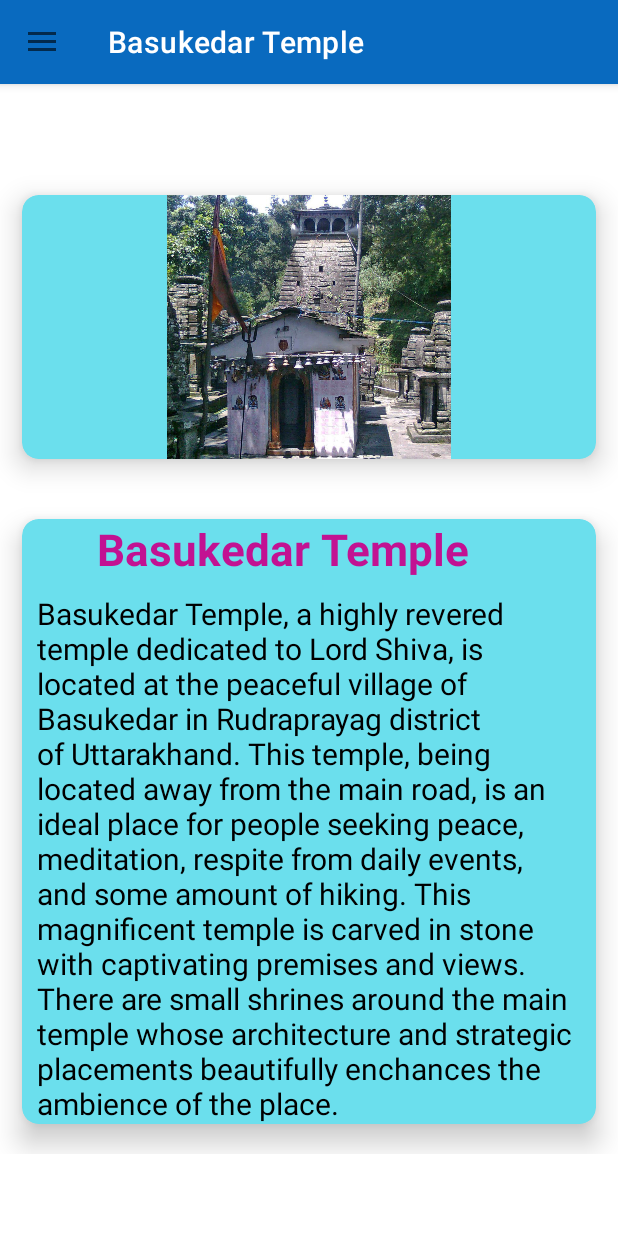
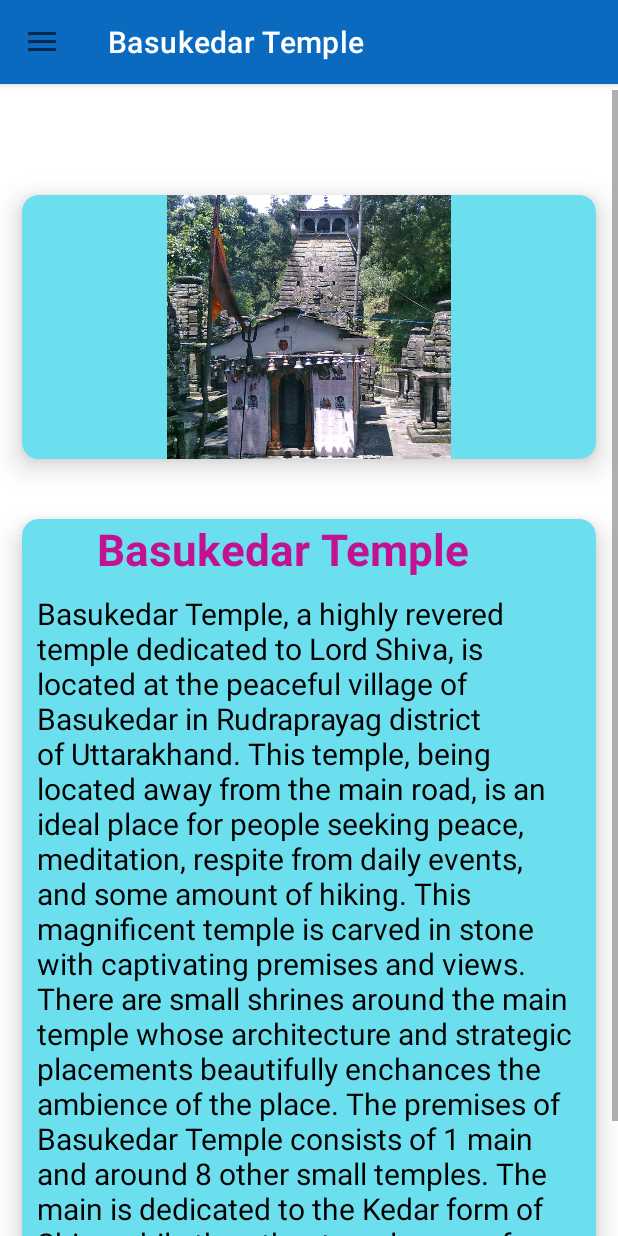
Before and after one commit to RajseePanwar/wayfar, an Android app: the screen it shows after launch (MainActivity), in the side drawer, after a tap on "Basukedar Temple", on a phone screen of 412 x 824 dp. Run offline under Robolectric (Android 15) with nearby library versions, the phone set to English and light mode, and no system bars.

Commit message:
commit at 14:00 on 10th Jan

```diff
--- a/app/src/main/res/layout/fragment_someshwar.xml
+++ b/app/src/main/res/layout/fragment_someshwar.xml
@@ -5,6 +5,7 @@
     xmlns:app="http://schemas.android.com/apk/res-auto"
     android:gravity="center"
     android:orientation="vertical"
+    android:layout_marginTop="60dp"
     android:layout_height="match_parent"
     tools:context=".SomeshwarFragment">
 
--- a/app/src/main/res/values/strings.xml
+++ b/app/src/main/res/values/strings.xml
@@ -13,6 +13,18 @@
 
 
 
-    <string name="Basukedar_Intro"> Basukedar Temple, a highly revered temple dedicated to Lord Shiva, is located at the peaceful village of Basukedar in Rudraprayag district of Uttarakhand. This temple, being located away from the main road, is an ideal place for people seeking peace, meditation, respite from daily events, and some amount of hiking. This magnificent temple is carved in stone with captivating premises and views. There are small shrines around the main temple whose architecture and strategic placements beautifully enchances the ambience of the place.</string>
+    <string name="Basukedar_Intro"> Basukedar Temple, a highly revered temple dedicated to Lord Shiva, is located at the peaceful village of Basukedar in Rudraprayag district of Uttarakhand. This temple, being located away from the main road, is an ideal place for people seeking peace, meditation, respite from daily events, and some amount of hiking. This magnificent temple is carved in stone with captivating premises and views. There are small shrines around the main temple whose architecture and strategic placements beautifully enchances the ambience of the place. The premises of Basukedar Temple consists of 1 main and around 8 other small temples. The main is dedicated to the Kedar form of Shiva while the other temples are of various Gods and Goddesses including local deities.</string>
+    <string name="Basukedar_History">Basukedar Temple is a Shiva temple constructed by the Pandavas. Its architecture seems to be at least 1000 yrs old. It is said that Lord Shiva stayed a night in Basukedar while he was travelling to Mount Kailash (Kedarnath) and hence the reason that this place is called Basukedar. In earlier times, the route leading to this temple served as the original route to Kedarnath, when roads were not constructed. </string>
+    <string name="Basukedar_attraction">The region around this temple is a spiritual heaven for yoga practitioners, travelers, and spiritual seekers. Basukedar is a not a hill station nevertheless it gives a glimpse of Himalayas, including activities such as trekking and a scenic landscape dotted with snow covered peak hills and forests. This is one of the most famous attractions during peak summer and fall winter time. Many of highest peaks in the region and magnificent views of the Himalayan ranges can be seen from the top. Chandrapuri , a nearby station at NH-58, joined by an old track to get transportation. it is connected with a road which comes from Agustyamuni and linked to Guptkashi</string>
+
+
+
+
     <string name="Someshwar_Intro">Someshwar Temple, dedicated to Lord Shiva, is located in the beautiful Someshwar Valley in Almora district of Uttarakhand. This temple is one of the religious and spiritual place in Uttarakhand. It attracts not only devotees but also tourists who wish to experience nature’s beauty and colourful culture of Uttarakhand. The valley lies on the bank of Kosi and Sai River and consists of quaint hamlets surrounded by natural beauty all around.</string>
+
+
+
+
+
+
 </resources>
```
